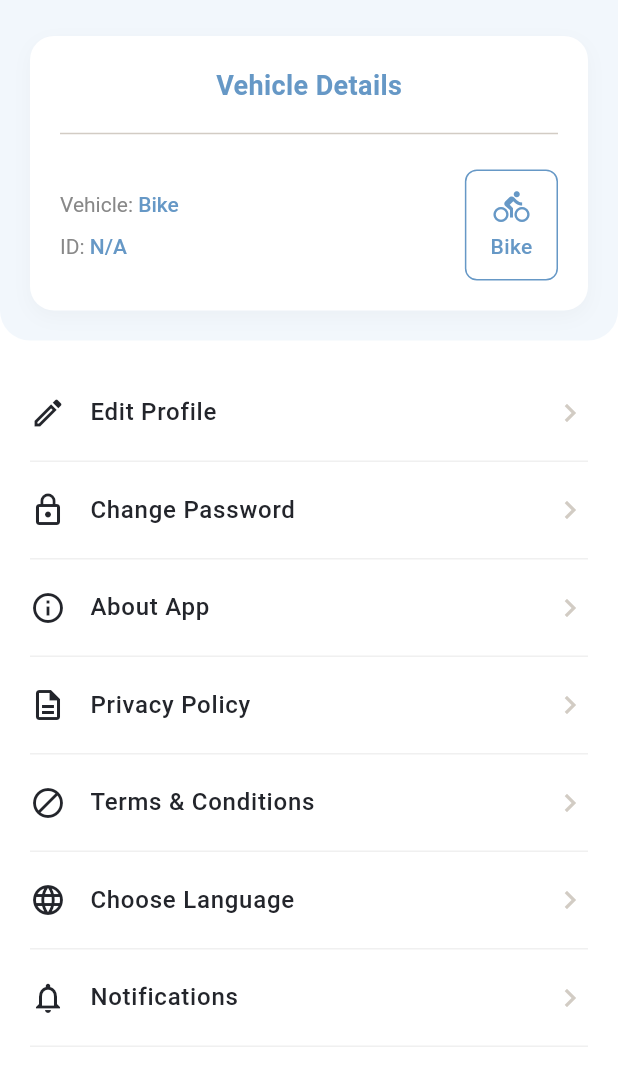
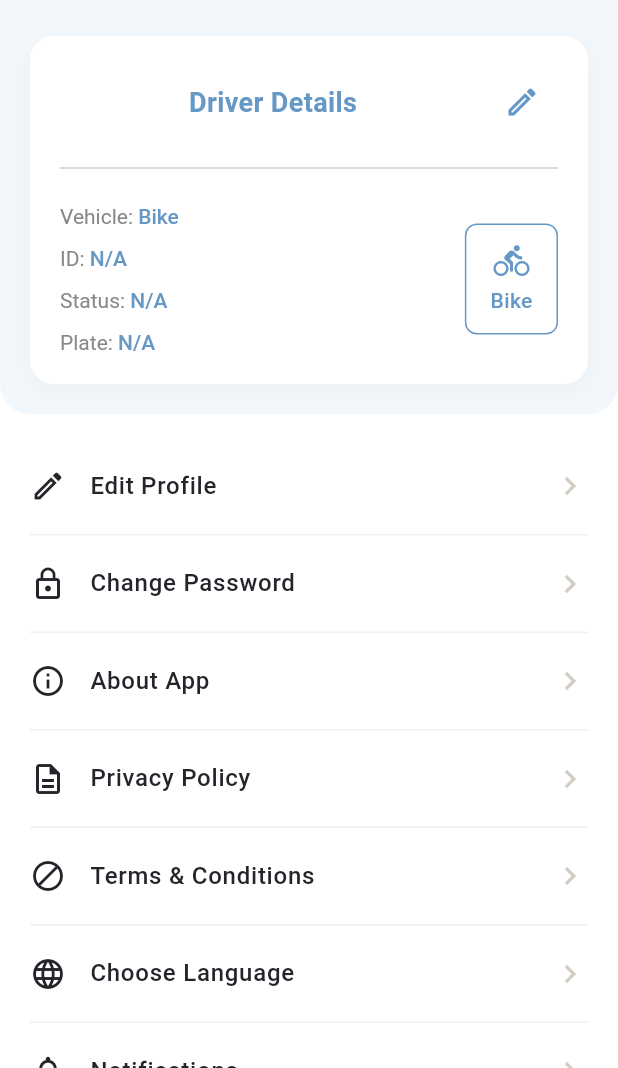
Before and after one commit to MKhalidHossain/flutter_najwafth_driver, a Flutter app: the ProfileTab screen opened directly, on a phone screen of 412 x 824 dp, the part 168-1236 px from its top. Run offline on Flutter 3.47's test engine with Material 3 defaults, Android fonts, the phone set to English and light mode, and no system bars; our stand-ins replace dio, flutter_riverpod, image_picker, shared_preferences; accounts and stored records are empty; network calls fail.

Commit message:
feat(api): support driver profiles and delivery request lifecycle

```diff
--- a/lib/features/auth/presentation/pages/sign_in_page.dart
+++ b/lib/features/auth/presentation/pages/sign_in_page.dart
@@ -52,7 +52,7 @@ final class _SignInPageState extends ConsumerState<SignInPage> {
   void _routeAfterSignIn() {
     final session = ref.read(appSessionControllerProvider);
 
-    if (session.profileCompleted) {
+    if (!session.shouldShowCompleteProfile) {
       Navigator.of(
         context,
       ).pushNamedAndRemoveUntil(AppRoutes.home, (route) => false);
--- a/lib/features/dashboard/presentation/pages/tabs/active_tab.dart
+++ b/lib/features/dashboard/presentation/pages/tabs/active_tab.dart
@@ -9,10 +9,9 @@ import 'package:flutter_najwafth_driver/features/user/data/user_api.dart';
 import 'package:flutter_riverpod/flutter_riverpod.dart';
 
 // TODO: Replace with GET /api/v1/driver/orders/active once backend provides a
-// dedicated active-orders endpoint with pickup/on-way/delivered lifecycle
-// statuses. Current backend only exposes accepted/rejected driver requests.
+// dedicated active-orders endpoint.
 
-const _activeStatuses = {'accepted'};
+const _activeStatuses = {'accepted', 'processing', 'picked'};
 
 class ActiveTab extends ConsumerStatefulWidget {
   const ActiveTab({super.key});
--- a/lib/features/dashboard/presentation/pages/tabs/profile_tab.dart
+++ b/lib/features/dashboard/presentation/pages/tabs/profile_tab.dart
@@ -96,16 +96,28 @@ class _ProfileTabState extends ConsumerState<ProfileTab> {
     String? role,
     String? avatarUrl,
   ) {
-    final vehicleLabel = session.vehicleType == DriverVehicleType.electricBike
+    final backendVehicleType = _readVehicleType(_profile?.vehicleType);
+    final vehicleType = backendVehicleType ?? session.vehicleType;
+    final vehicleLabel = vehicleType == DriverVehicleType.electricBike
         ? 'E-Bike'
         : 'Bike';
-    final vehicleIcon = session.vehicleType == DriverVehicleType.electricBike
+    final vehicleIcon = vehicleType == DriverVehicleType.electricBike
         ? Icons.electric_bike
         : Icons.directions_bike;
-    final vehicleId = session.vehiclePlateNumber?.isNotEmpty == true
-        ? session.vehiclePlateNumber!
+    final driverId = _profile?.driverId?.isNotEmpty == true
+        ? _profile!.driverId!
+        : session.driverId?.isNotEmpty == true
+        ? session.driverId!
+        : 'N/A';
+    final entrepreneurStatus = _profile?.entrepreneurStatus?.isNotEmpty == true
+        ? _profile!.entrepreneurStatus!
         : session.entrepreneurStatus?.isNotEmpty == true
         ? session.entrepreneurStatus!
+        : 'N/A';
+    final plateNumber = _profile?.vehiclePlateNumber?.isNotEmpty == true
+        ? _profile!.vehiclePlateNumber!
+        : session.vehiclePlateNumber?.isNotEmpty == true
+        ? session.vehiclePlateNumber!
         : 'N/A';
 
     return Container(
@@ -234,15 +246,35 @@ class _ProfileTabState extends ConsumerState<ProfileTab> {
             child: Column(
               crossAxisAlignment: CrossAxisAlignment.start,
               children: [
-                const Center(
+                Row(
+                  children: [
+                    const Expanded(
+                      child: Center(
                         child: Text(
-                    'Vehicle Details',
+                          'Driver Details',
                           style: TextStyle(
                             fontSize: 18,
                             fontWeight: FontWeight.w600,
                             color: AppColors.primary,
                           ),
                         ),
+                      ),
+                    ),
+                    IconButton(
+                      tooltip: 'Edit driver details',
+                      onPressed: () async {
+                        await Navigator.pushNamed(
+                          context,
+                          AppRoutes.editProfile,
+                        );
+                        if (mounted) _loadProfile();
+                      },
+                      icon: const Icon(
+                        Icons.edit_outlined,
+                        color: AppColors.primary,
+                      ),
+                    ),
+                  ],
                 ),
                 const SizedBox(height: 12),
                 const Divider(color: AppColors.border),
@@ -254,53 +286,19 @@ class _ProfileTabState extends ConsumerState<ProfileTab> {
                       child: Column(
                         crossAxisAlignment: CrossAxisAlignment.start,
                         children: [
-                          RichText(
-                            maxLines: 1,
-                            overflow: TextOverflow.ellipsis,
-                            text: TextSpan(
-                              children: [
-                                const TextSpan(
-                                  text: 'Vehicle: ',
-                                  style: TextStyle(
-                                    fontSize: 14,
-                                    color: AppColors.subtitle,
-                                  ),
-                                ),
-                                TextSpan(
-                                  text: vehicleLabel,
-                                  style: const TextStyle(
-                                    fontSize: 14,
-                                    fontWeight: FontWeight.w500,
-                                    color: AppColors.primary,
-                                  ),
-                                ),
-                              ],
-                            ),
+                          _DriverDetailLine(
+                            label: 'Vehicle',
+                            value: vehicleLabel,
                           ),
                           const SizedBox(height: 12),
-                          RichText(
-                            maxLines: 1,
-                            overflow: TextOverflow.ellipsis,
-                            text: TextSpan(
-                              children: [
-                                const TextSpan(
-                                  text: 'ID: ',
-                                  style: TextStyle(
-                                    fontSize: 14,
-                                    color: AppColors.subtitle,
+                          _DriverDetailLine(label: 'ID', value: driverId),
+                          const SizedBox(height: 12),
+                          _DriverDetailLine(
+                            label: 'Status',
+                            value: entrepreneurStatus,
                           ),
-                                ),
-                                TextSpan(
-                                  text: vehicleId,
-                                  style: const TextStyle(
-                                    fontSize: 14,
-                                    fontWeight: FontWeight.w500,
-                                    color: AppColors.primary,
-                                  ),
-                                ),
-                              ],
-                            ),
-                          ),
+                          const SizedBox(height: 12),
+                          _DriverDetailLine(label: 'Plate', value: plateNumber),
                         ],
                       ),
                     ),
@@ -338,6 +336,17 @@ class _ProfileTabState extends ConsumerState<ProfileTab> {
         ],
       ),
     );
+  }
+
+  DriverVehicleType? _readVehicleType(String? value) {
+    return switch (value) {
+      'electricBike' ||
+      'electric_bike' ||
+      'E-Bike' ||
+      'Electric Bike' => DriverVehicleType.electricBike,
+      'bike' || 'Bike' => DriverVehicleType.bike,
+      _ => null,
+    };
   }
 
   Widget _buildErrorBanner() {
@@ -530,6 +539,37 @@ class _ProfileTabState extends ConsumerState<ProfileTab> {
   }
 }
 
+class _DriverDetailLine extends StatelessWidget {
+  const _DriverDetailLine({required this.label, required this.value});
+
+  final String label;
+  final String value;
+
+  @override
+  Widget build(BuildContext context) {
+    return RichText(
+      maxLines: 1,
+      overflow: TextOverflow.ellipsis,
+      text: TextSpan(
+        children: [
+          TextSpan(
+            text: '$label: ',
+            style: const TextStyle(fontSize: 14, color: AppColors.subtitle),
+          ),
+          TextSpan(
+            text: value,
+            style: const TextStyle(
+              fontSize: 14,
+              fontWeight: FontWeight.w500,
+              color: AppColors.primary,
+            ),
+          ),
+        ],
+      ),
+    );
+  }
+}
+
 class _NotificationTrailing extends StatelessWidget {
   const _NotificationTrailing({required this.count});
 
--- a/lib/features/onboarding/presentation/onboarding_page.dart
+++ b/lib/features/onboarding/presentation/onboarding_page.dart
@@ -79,7 +79,7 @@ final class _OnboardingPageState extends ConsumerState<OnboardingPage> {
       return;
     }
 
-    if (!session.profileCompleted) {
+    if (session.shouldShowCompleteProfile) {
       Navigator.of(context).pushNamedAndRemoveUntil(
         AppRoutes.completeProfile,
         (route) => false,
--- a/lib/features/splash/presentation/splash_page.dart
+++ b/lib/features/splash/presentation/splash_page.dart
@@ -51,7 +51,7 @@ final class _SplashPageState extends ConsumerState<SplashPage> {
       return;
     }
 
-    if (!session.profileCompleted) {
+    if (session.shouldShowCompleteProfile) {
       Navigator.of(context).pushReplacementNamed(
         AppRoutes.completeProfile,
         arguments: CompleteProfileRouteArgs(
--- a/lib/features/user/domain/user_profile.dart
+++ b/lib/features/user/domain/user_profile.dart
@@ -13,6 +13,8 @@ final class UserProfile {
     this.dob,
     this.age,
     this.avatarUrl,
+    this.driverId,
+    this.entrepreneurStatus,
     this.vehicleType,
     this.vehiclePlateNumber,
   });
@@ -28,6 +30,8 @@ final class UserProfile {
   final DateTime? dob;
   final int? age;
   final String? avatarUrl;
+  final String? driverId;
+  final String? entrepreneurStatus;
   final String? vehicleType;
   final String? vehiclePlateNumber;
 
@@ -50,6 +54,8 @@ final class UserProfile {
           : avatar is String
           ? avatar
           : json['avatarUrl'] as String? ?? json['profileImage'] as String?,
+      driverId: json['driverId'] as String?,
+      entrepreneurStatus: json['entrepreneurStatus'] as String?,
       vehicleType: json['vehicleType'] as String?,
       vehiclePlateNumber: json['vehiclePlateNumber'] as String?,
     );
```
Also changed, not shown: lib/features/auth/application/app_session_controller.dart (+70 -0 lines), lib/features/auth/domain/user.dart (+12 -0 lines), lib/features/auth/presentation/pages/complete_profile_page.dart (+42 -6 lines), lib/features/dashboard/presentation/pages/tabs/home_tab.dart (+37 -12 lines), lib/features/driver_requests/domain/driver_request.dart (+78 -12 lines), lib/features/orders/presentation/pages/order_details_page.dart (+4 -7 lines), lib/features/profile/presentation/pages/edit_profile_page.dart (+97 -17 lines). Lines whose indentation alone changed are shown as unchanged.
